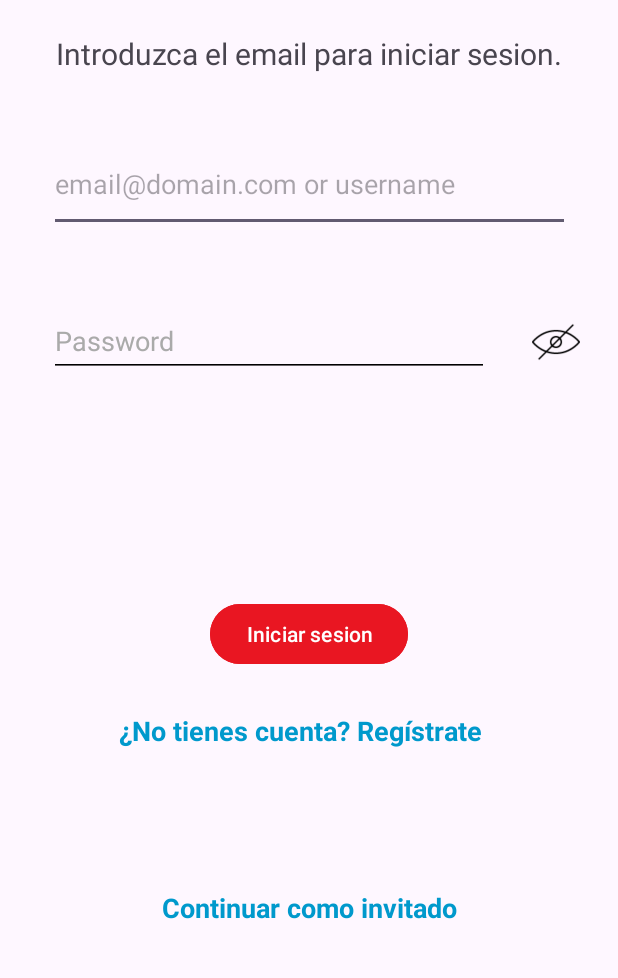
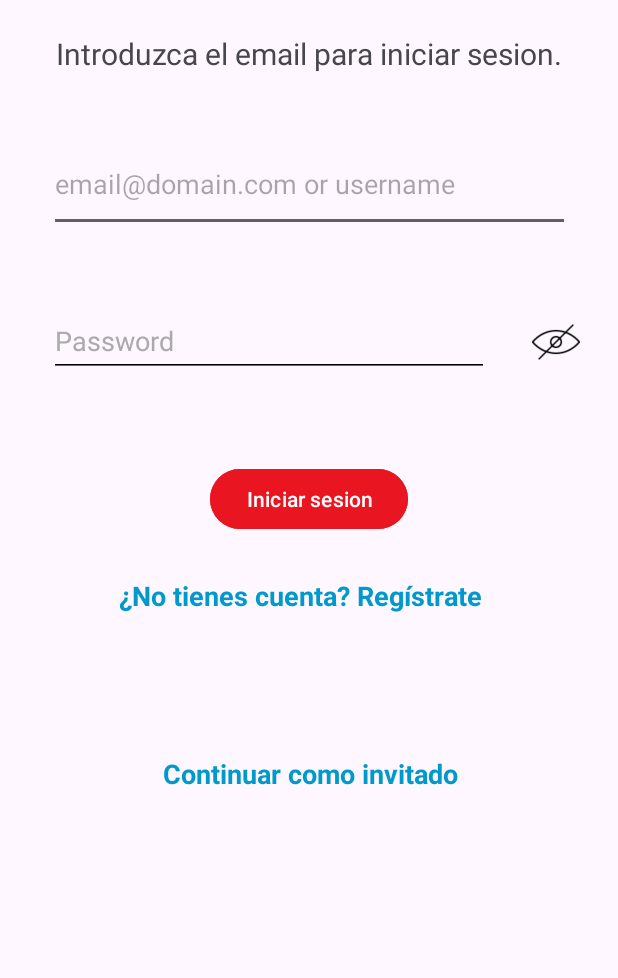
Before and after one commit to al3xplayt/ClipExtract, an Android app: the screen it shows after launch (LogInActivity), on a phone screen of 412 x 824 dp, the part 165-1143 px from its top. Run offline under Robolectric (Android 15) with nearby library versions, the phone set to English and light mode, and no system bars; Roboto replaces fonts that are not available here.

Commit message:
added history with login

```diff
--- a/trabajoFinal_AG/app/src/main/java/Database/DownloadHistory.java
+++ b/trabajoFinal_AG/app/src/main/java/Database/DownloadHistory.java
@@ -19,7 +19,9 @@ public class DownloadHistory {
         this.date = date;
         this.url = url;
     }
+    public DownloadHistory(){
 
+    }
     // Getters and Setters
     public int getId() {
         return id;
--- a/trabajoFinal_AG/app/src/main/java/com/example/trabajofinal_ag/DownloadActivity.java
+++ b/trabajoFinal_AG/app/src/main/java/com/example/trabajofinal_ag/DownloadActivity.java
@@ -187,15 +187,11 @@ public class DownloadActivity extends AppCompatActivity {
                     String userName = prefs.getString("user_name", "null");
 
                     if (userName.equals("null")) {
-                        runOnUiThread(() -> Toast.makeText(DownloadActivity.this, "El usuario es " + userName, Toast.LENGTH_SHORT).show());
                         String currentDate = getCurrentDate();
                         saveDownloadHistory(finalFileName, format.toUpperCase(), currentDate, urlText);
                         notifyServerFileDownloaded(finalFileName);
                         return;
-                    } else {
-                        runOnUiThread(() -> Toast.makeText(DownloadActivity.this, "El usuario es " + userName, Toast.LENGTH_SHORT).show());
                     }
-
                     ApiUtils.registerDownload(userName, urlText, finalFileName, format, new ApiCallback() {
                         @Override
                         public void onSuccess(JSONObject response) {
--- a/trabajoFinal_AG/app/src/main/java/com/example/trabajofinal_ag/GenerateClipsActivity.java
+++ b/trabajoFinal_AG/app/src/main/java/com/example/trabajofinal_ag/GenerateClipsActivity.java
@@ -36,7 +36,7 @@ import okhttp3.Response;
 public class GenerateClipsActivity extends AppCompatActivity {
 
     private static final int PICK_FILE_REQUEST = 1;
-    private static final String SERVER_URL = "http://192.168.1.14:5010/upload"; // Cambia a tu IP local
+    private static final String SERVER_URL = "http://192.168.1.14:50010/upload"; // Cambia a tu IP local
 
     BottomNavigationView bottomNavigationView;
 
--- a/trabajoFinal_AG/app/src/main/res/layout/activity_history.xml
+++ b/trabajoFinal_AG/app/src/main/res/layout/activity_history.xml
@@ -27,6 +27,8 @@
         android:layout_marginStart="2dp"
         android:layout_marginTop="26dp"
         android:layout_marginEnd="2dp"
+        android:layout_marginBottom="21dp"
+        app:layout_constraintBottom_toTopOf="@+id/ic_delete"
         app:layout_constraintEnd_toEndOf="parent"
         app:layout_constraintStart_toStartOf="parent"
         app:layout_constraintTop_toBottomOf="@+id/myImageButton" />
--- a/trabajoFinal_AG/app/src/main/res/layout/activity_login.xml
+++ b/trabajoFinal_AG/app/src/main/res/layout/activity_login.xml
@@ -95,38 +95,38 @@
         android:layout_width="wrap_content"
         android:layout_height="wrap_content"
         android:layout_marginStart="139dp"
+        android:layout_marginTop="49dp"
         android:layout_marginEnd="139dp"
-        android:layout_marginBottom="28dp"
         android:backgroundTint="@color/primaryColor"
         android:text="@string/iniciar_sesion"
-        app:layout_constraintBottom_toTopOf="@+id/registrarse"
         app:layout_constraintEnd_toEndOf="parent"
-        app:layout_constraintStart_toStartOf="parent" />
+        app:layout_constraintStart_toStartOf="parent"
+        app:layout_constraintTop_toBottomOf="@+id/passwordContainer" />
 
     <TextView
         android:id="@+id/registrarse"
         android:layout_width="253dp"
         android:layout_height="65dp"
         android:layout_marginStart="79dp"
+        android:layout_marginTop="28dp"
         android:layout_marginEnd="79dp"
-        android:layout_marginBottom="174dp"
         android:clickable="true"
         android:focusable="true"
         android:text="@string/create_account"
         android:textColor="@android:color/holo_blue_dark"
         android:textSize="18sp"
         android:textStyle="bold"
-        app:layout_constraintBottom_toBottomOf="parent"
         app:layout_constraintEnd_toEndOf="parent"
-        app:layout_constraintStart_toStartOf="parent" />
+        app:layout_constraintStart_toStartOf="parent"
+        app:layout_constraintTop_toBottomOf="@+id/iniciar_sesion" />
 
     <TextView
         android:id="@+id/invitado"
         android:layout_width="208dp"
         android:layout_height="49dp"
-        android:layout_marginStart="79dp"
-        android:layout_marginEnd="79dp"
-        android:layout_marginBottom="72dp"
+        android:layout_marginStart="102dp"
+        android:layout_marginTop="53dp"
+        android:layout_marginEnd="101dp"
         android:clickable="true"
         android:focusable="true"
         android:text="Continuar como invitado"
@@ -134,9 +134,8 @@
         android:textColor="@android:color/holo_blue_dark"
         android:textSize="18sp"
         android:textStyle="bold"
-        app:layout_constraintBottom_toBottomOf="parent"
         app:layout_constraintEnd_toEndOf="parent"
-        app:layout_constraintHorizontal_bias="0.5"
-        app:layout_constraintStart_toStartOf="parent" />
+        app:layout_constraintStart_toStartOf="parent"
+        app:layout_constraintTop_toBottomOf="@+id/registrarse" />
 
 </androidx.constraintlayout.widget.ConstraintLayout>
```
Also changed, not shown: trabajoFinal_AG/app/src/main/java/Api/ApiUtils.java (+68 -0 lines), trabajoFinal_AG/app/src/main/java/com/example/trabajofinal_ag/HistoryActivity.java (+59 -5 lines), 2 other files.
